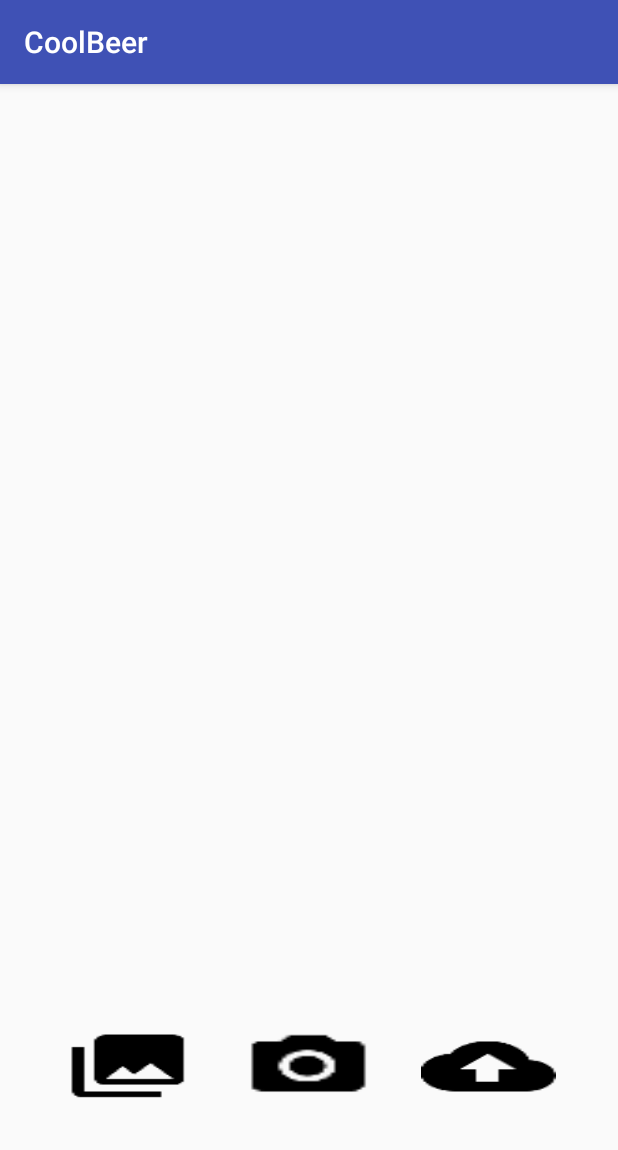
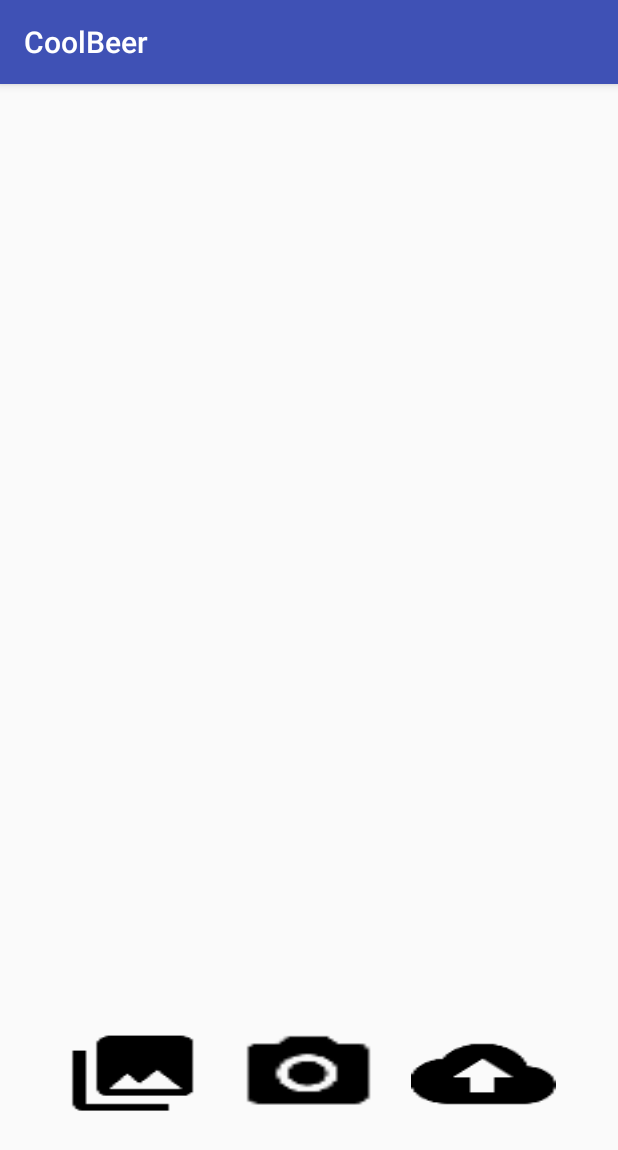
Before and after one commit to JesusMSM/coolbeer-android, an Android app: the screen it shows after launch (MainActivity), on a phone screen of 412 x 824 dp. Shown: the top 1150 px of the screen. Run offline under Robolectric (Android 15) with nearby library versions, the phone set to English and light mode, and no system bars.

Commit message:
Layout changes

```diff
--- a/app/src/main/res/layout/activity_main.xml
+++ b/app/src/main/res/layout/activity_main.xml
@@ -30,26 +30,35 @@
         android:layout_weight="1"
         android:padding="25dp"
         android:weightSum="3">
+
         <Button
             android:layout_width="0dp"
-            android:layout_height="50dp"
+            android:layout_height="60dp"
             android:background="@drawable/ic_photo_library_black_36dp"
-            android:id="@+id/library_button"
-            android:layout_marginRight="30dp"
+            android:id="@+id/picture_button"
+            android:gravity="center_horizontal"
+            android:layout_marginRight="10dp"
+            android:layout_gravity="center_horizontal"
             android:layout_weight="1"/>
 
         <Button
             android:layout_width="0dp"
-            android:layout_height="50dp"
+            android:layout_height="60dp"
             android:background="@drawable/ic_photo_camera_black_24dp"
-            android:id="@+id/picture_button"
+            android:id="@+id/library_button"
+            android:gravity="center_horizontal"
             android:layout_gravity="center_horizontal"
-            android:layout_weight="1"/>
+            android:layout_marginRight="10dp"
+            android:layout_marginLeft="10dp"
+            android:layout_weight="1" />
+
         <Button
             android:layout_width="0dp"
-            android:layout_height="50dp"
+            android:layout_height="60dp"
             android:id="@+id/send_button"
-            android:layout_marginLeft="30dp"
+            android:gravity="center_horizontal"
+            android:layout_gravity="center_horizontal"
+            android:layout_marginLeft="10dp"
             android:background="@drawable/ic_backup_black_36dp"
             android:layout_weight="1"/>
 
```
